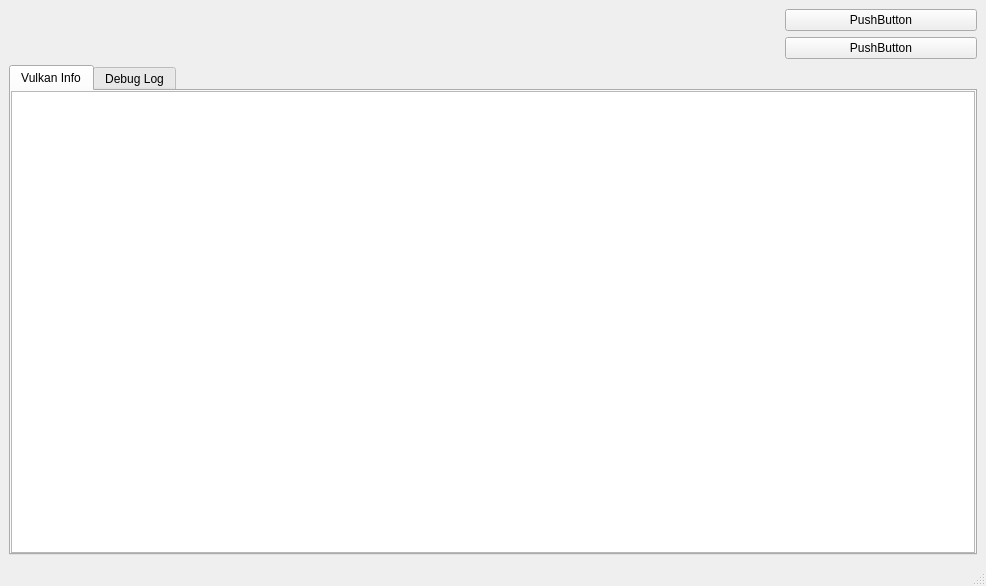
First picture: the form in src/mainwindow.ui, repository seonghyun2457/QtVulkanTSP, before the edit.
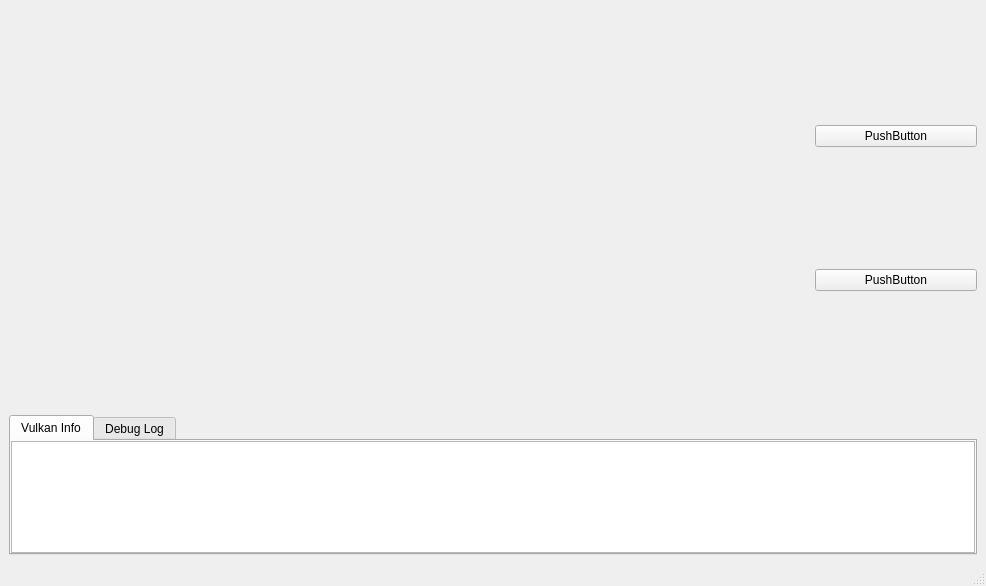
Second picture: the form after the edit.

```diff
--- a/src/mainwindow.ui
+++ b/src/mainwindow.ui
@@ -21,7 +21,14 @@
        <number>6</number>
       </property>
       <item>
-       <widget class="QWidget" name="vulkanWindow" native="true"/>
+       <widget class="QWidget" name="vulkanWindow" native="true">
+        <property name="minimumSize">
+         <size>
+          <width>800</width>
+          <height>400</height>
+         </size>
+        </property>
+       </widget>
       </item>
       <item>
        <layout class="QVBoxLayout" name="verticalLayout">
```
